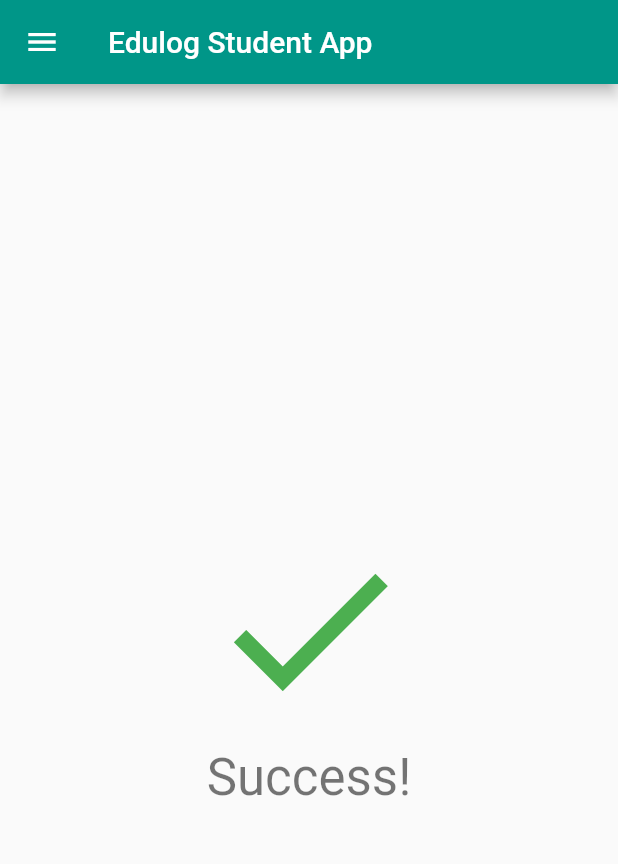
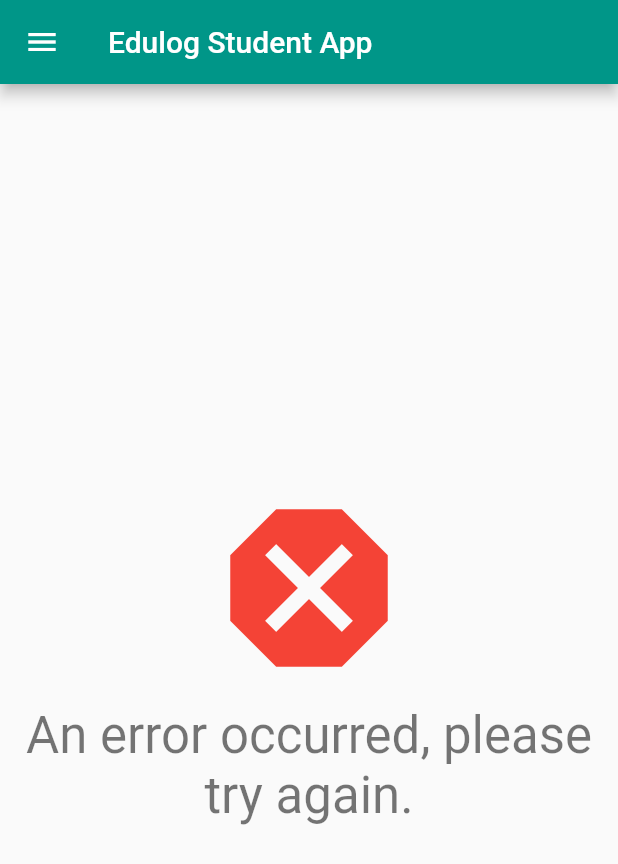
Before and after one commit to carokhan/b2_bus_transporation, a Flutter app: the screen it shows after launch, after a tap on the "sensors" icon, on a phone screen of 412 x 824 dp. Shown: the top 864 px of the screen. Run offline on Flutter 3.47's test engine with Material 2 defaults, Android fonts, the phone set to English and light mode, and no system bars; missing offline and left inert: nfc_manager.

Commit message:
Possible Fix

```diff
--- a/lib/main.dart
+++ b/lib/main.dart
@@ -1,4 +1,6 @@
 //import 'dart:js_util';
+
+import 'dart:async';
 
 import 'package:flutter/material.dart';
 import 'dart:io';
@@ -40,16 +42,26 @@
   IconData _display = Icons.sensors;
   Color _color = Colors.black;
   String _message = "Press to scan";
+  String _error = "";
 
   //Dummy function to be replaced by NFC code
-  Future _testNFC() async {
-    await Future.delayed(Duration(seconds: 1));
-    NfcManager.instance.startSession(
-      onDiscovered: (NfcTag tag) async {
-        print('Found device with a tag of... $tag');
+  Future<bool> _testNFC() async {
+    NfcManager.instance.stopSession();
+    Completer completer = new Completer();
+    if (!(await NfcManager.instance.isAvailable())) return Future.value(false);
+    await NfcManager.instance.startSession(onDiscovered: (NfcTag tag) async {
+      completer.complete(Future.value(true));
+    }, onError: (NfcError error) async {
+      setState(() {
+        _error = error.toString();
+      });
+      completer.complete(Future.value(false));
+    }).then(
+      (value) {
+        NfcManager.instance.stopSession();
       },
     );
-    return true;
+    return _testNFC();
   }
 
   //Button animations
@@ -62,7 +74,8 @@
         _display = Icons.hourglass_empty;
         _message = "";
       });
-      if (await _testNFC()) {
+      if (await _testNFC().timeout(Duration(seconds: 5),
+          onTimeout: () => Future.value(false))) {
         //await bool return from NFC and evaluate
         setState(() {
           //NFC Success
@@ -127,6 +140,7 @@
               style:
                   Theme.of(context).textTheme.headlineMedium, //changable text
             ),
+            Text(_error)
           ],
         ),
       ),
```
